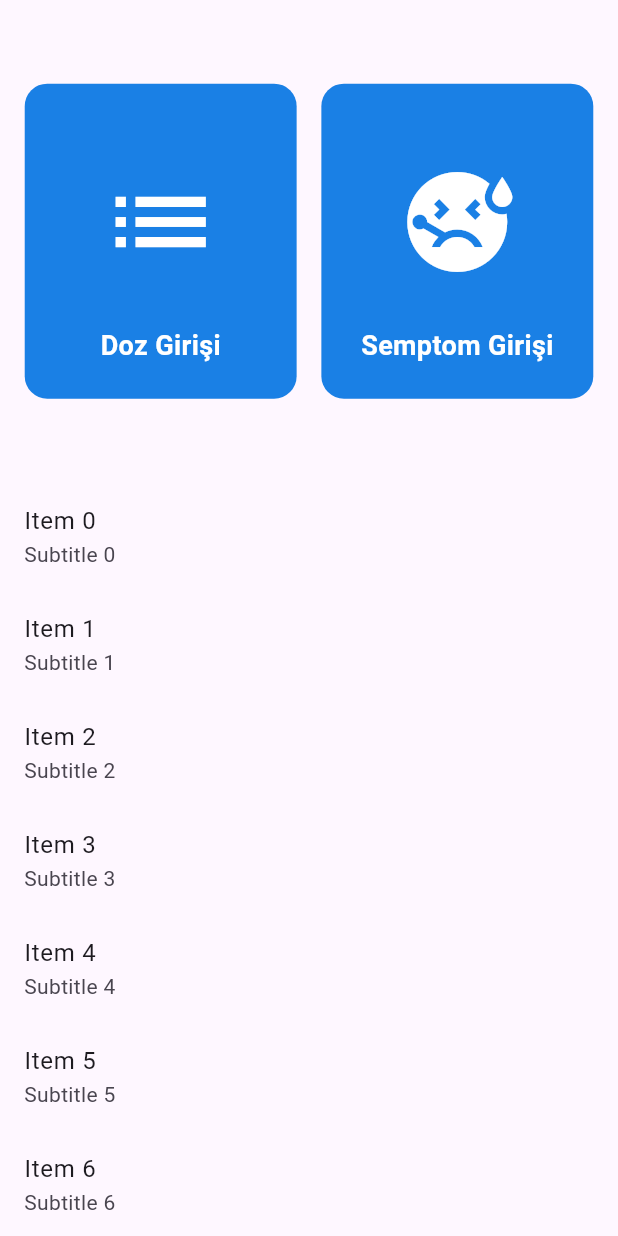
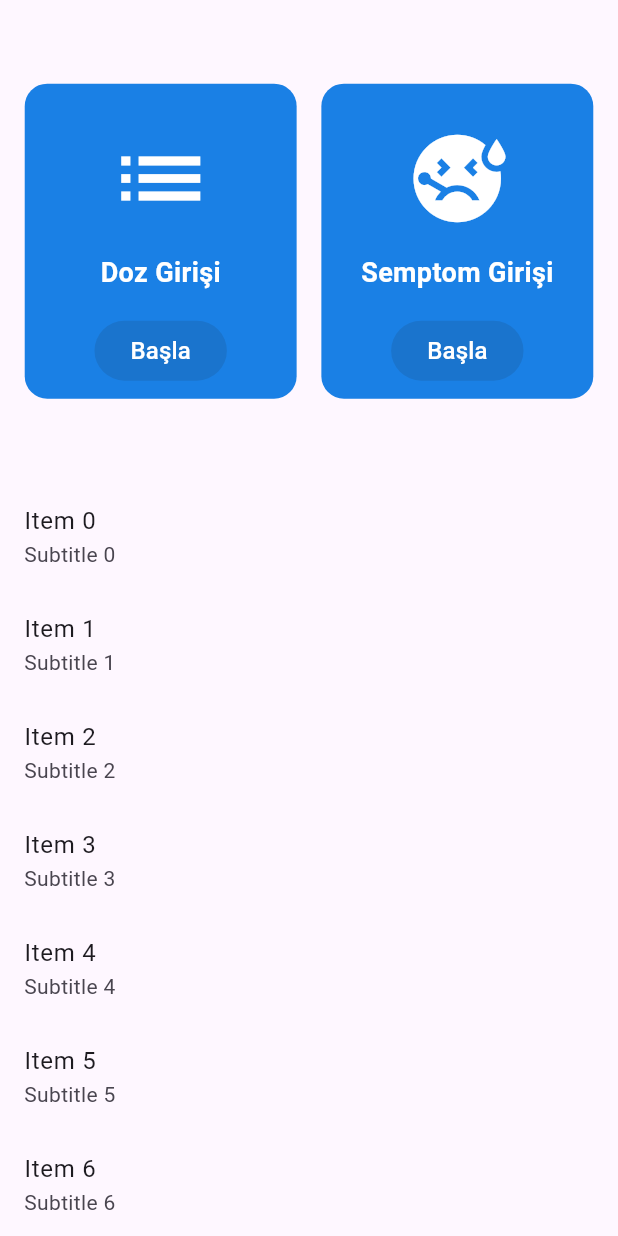
Before and after one commit to KeremTamirci/ImmunotherapyApp, a Flutter app: the DosageAndSymptomPage screen opened directly, on a phone screen of 412 x 824 dp. Run offline on Flutter 3.47's test engine with Material 3 defaults, Android fonts, the phone set to English and light mode, and no system bars; our stand-ins replace cloud_firestore, firebase_auth, firebase_core, firebase_messaging, fl_chart, flutter_local_notifications; missing offline and left inert: flutter_material_pickers; accounts and stored records are empty.

Commit message:
Görüntüyü bıraktık gibi şimdilik

```diff
--- a/immunotheraphy_app/lib/patient/screens/dosage_and_symptom_page.dart
+++ b/immunotheraphy_app/lib/patient/screens/dosage_and_symptom_page.dart
@@ -32,6 +32,8 @@ class _DosageAndSymptomPageState extends State<DosageAndSymptomPage> {
                     print('Box 1 tapped');
                   },
                   icon: Icons.list,
+                  // color: hexStringToColor("34C759"),
+                  color: hexStringToColor("1A80E5"),
                 ),
                 InformationBox(
                   title: 'Semptom Girişi',
@@ -40,6 +42,8 @@ class _DosageAndSymptomPageState extends State<DosageAndSymptomPage> {
                     print('Box 2 tapped');
                   },
                   icon: Icons.sick,
+                  color: hexStringToColor("1A80E5"),
+                  // color: hexStringToColor("D90429"),
                 ),
               ],
             ),
@@ -84,12 +88,14 @@ class _DosageAndSymptomPageState extends State<DosageAndSymptomPage> {
 class InformationBox extends StatelessWidget {
   final String title;
   final IconData icon;
+  final Color color;
   final void Function()? onTap;
 
   const InformationBox({
     super.key,
     required this.title,
     required this.icon,
+    required this.color,
     required this.onTap,
   });
 
@@ -101,19 +107,19 @@ class InformationBox extends StatelessWidget {
         width: MediaQuery.of(context).size.width * 0.44,
         height: 210,
         decoration: BoxDecoration(
-          color: hexStringToColor("1A80E5"),
+          color: color,
           borderRadius: BorderRadius.circular(15),
         ),
         child: Column(
           mainAxisAlignment: MainAxisAlignment.center,
           children: [
-            const SizedBox(height: 30),
+            const SizedBox(height: 20),
             Icon(
               icon,
-              size: 80,
+              size: 70,
               color: Colors.white,
             ),
-            const SizedBox(height: 30),
+            const SizedBox(height: 15),
             Text(
               title,
               style: const TextStyle(
@@ -122,6 +128,25 @@ class InformationBox extends StatelessWidget {
                 fontWeight: FontWeight.bold,
               ),
             ),
+            const SizedBox(height: 15),
+            const ElevatedButton(
+              onPressed: null,
+              style: ButtonStyle(
+                foregroundColor: MaterialStatePropertyAll(Colors.white),
+              ),
+              child: Text(
+                "Başla",
+                style: TextStyle(fontSize: 16),
+              ),
+            )
+            // const Text(
+            //   "Başla",
+            //   style: TextStyle(
+            //     color: Colors.white,
+            //     fontSize: 18,
+            //     fontWeight: FontWeight.bold,
+            //   ),
+            // ),
           ],
         ),
       ),
--- a/immunotheraphy_app/lib/screens/choice_screen.dart
+++ b/immunotheraphy_app/lib/screens/choice_screen.dart
@@ -52,14 +52,14 @@ class ChoiceScreen extends StatelessWidget {
                 height: 271,
                 padding: EdgeInsets.all(10),
                 decoration: BoxDecoration(
-                  color: hexStringToColor("6495ED"),
+                  color: hexStringToColor("2E5984"),
                   borderRadius: BorderRadius.circular(20),
                   boxShadow: [
                     BoxShadow(
                       color: Colors.black.withOpacity(0.3),
                       spreadRadius: 4,
                       blurRadius: 10,
-                      offset: Offset(10, 10),
+                      offset: const Offset(10, 10),
                     )
                   ],
                 ),
@@ -102,7 +102,8 @@ class ChoiceScreen extends StatelessWidget {
                 height: 271,
                 padding: EdgeInsets.all(10),
                 decoration: BoxDecoration(
-                  color: hexStringToColor("1A80E5"),
+                  // color: hexStringToColor("4E5166"),
+                  color: hexStringToColor("2E5984"),
                   borderRadius: BorderRadius.circular(20),
                   boxShadow: [
                     BoxShadow(
```
